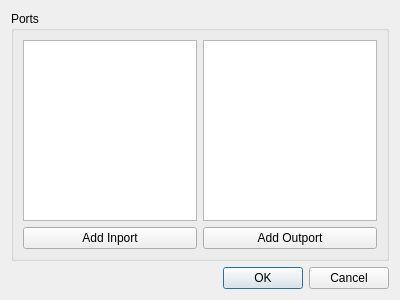
The window that src/DMTestModules/guigrouptest.ui (iut-ibk/DynaMind-ToolBox) describes before a commit, drawn with Qt 5.
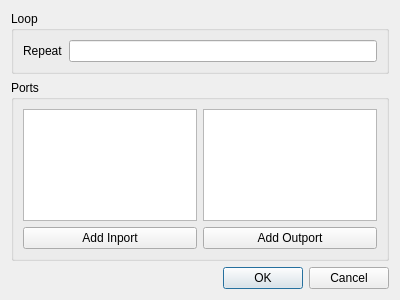
The same window after the commit.

What changed in the file:
```diff
--- a/src/DMTestModules/guigrouptest.ui
+++ b/src/DMTestModules/guigrouptest.ui
@@ -14,6 +14,25 @@
    <string>Dialog</string>
   </property>
   <layout class="QVBoxLayout" name="verticalLayout">
+   <item>
+    <widget class="QGroupBox" name="groupBox_2">
+     <property name="title">
+      <string>Loop</string>
+     </property>
+     <layout class="QHBoxLayout" name="horizontalLayout">
+      <item>
+       <widget class="QLabel" name="label">
+        <property name="text">
+         <string>Repeat</string>
+        </property>
+       </widget>
+      </item>
+      <item>
+       <widget class="QLineEdit" name="lineEdit"/>
+      </item>
+     </layout>
+    </widget>
+   </item>
    <item>
     <widget class="QGroupBox" name="groupBox">
      <property name="title">
```
Left out of the diff: 14 changed lines with no effect on the pictures.
